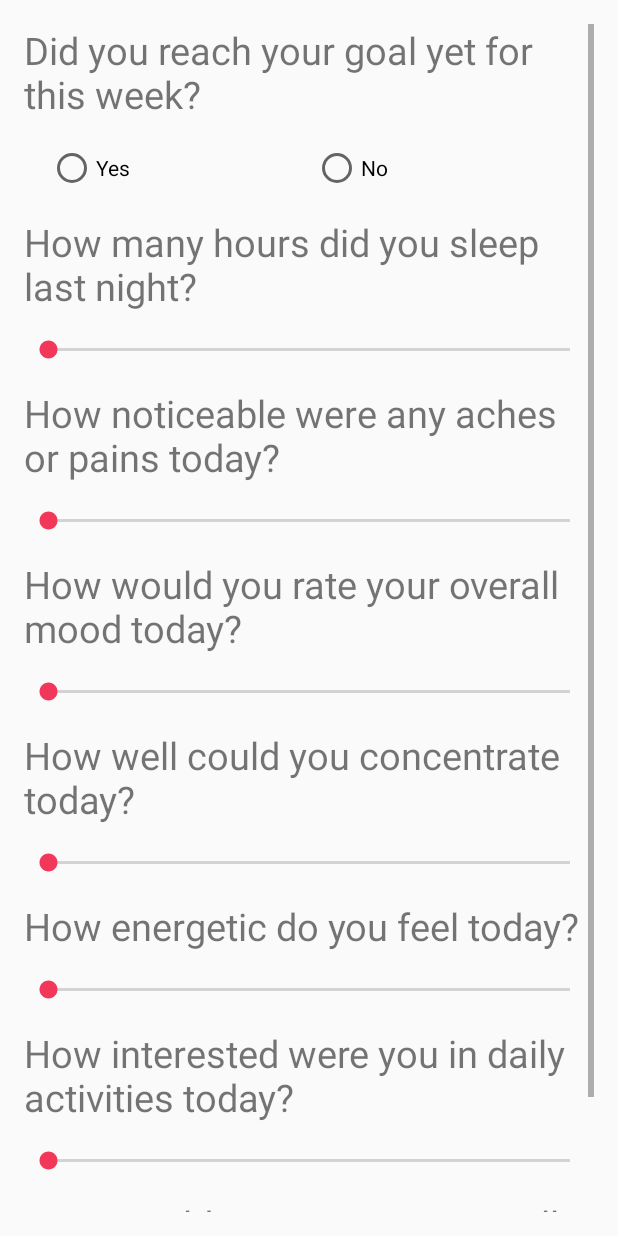
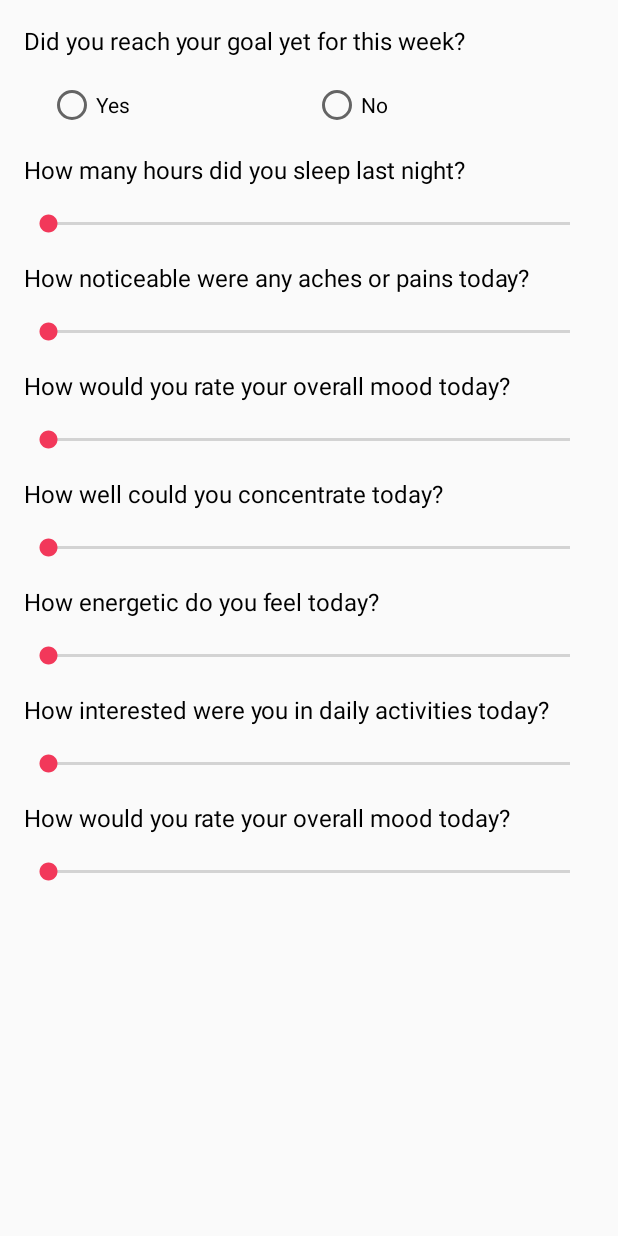
Before and after one commit to maheshgaya/TherapyApp, an Android app: the layout fragment_questions.xml on its own in the app's theme, with its tools: preview values and no code run, on a phone screen of 412 x 824 dp. Run offline under Robolectric (Android 15) with nearby library versions, the phone set to English and light mode, and no system bars.

Commit message:
Chore: updated text size for questions

```diff
--- a/MMELK/app/src/main/res/layout/fragment_questions.xml
+++ b/MMELK/app/src/main/res/layout/fragment_questions.xml
@@ -15,7 +15,8 @@
             android:layout_width="wrap_content"
             android:layout_height="wrap_content"
             android:text="@string/question_one"
-            android:textSize="25sp"
+            android:textSize="16sp"
+            android:textColor="@android:color/black"
             android:id="@+id/questionOneText" />
 
         <LinearLayout
@@ -52,7 +53,8 @@
             android:layout_width="match_parent"
             android:layout_height="wrap_content"
             android:text="@string/question_ten"
-            android:textSize="25sp" />
+            android:textColor="@android:color/black"
+            android:textSize="16sp" />
 
         <SeekBar
             android:id="@+id/answerTenSeekBar"
@@ -64,8 +66,9 @@
             android:id="@+id/questionThreeText"
             android:layout_width="match_parent"
             android:layout_height="wrap_content"
+            android:textColor="@android:color/black"
             android:text="@string/question_three"
-            android:textSize="25sp" />
+            android:textSize="16sp" />
 
         <SeekBar
             android:id="@+id/answerThreeSeekBar"
@@ -77,7 +80,8 @@
             android:layout_width="wrap_content"
             android:layout_height="wrap_content"
             android:text="@string/question_five"
-            android:textSize="25sp"
+            android:textColor="@android:color/black"
+            android:textSize="16sp"
             android:id="@+id/questionFiveText" />
 
         <SeekBar
@@ -90,7 +94,8 @@
             android:layout_width="wrap_content"
             android:layout_height="wrap_content"
             android:text="@string/question_seven"
-            android:textSize="25sp"
+            android:textColor="@android:color/black"
+            android:textSize="16sp"
             android:id="@+id/questionSevenText" />
 
         <SeekBar
@@ -103,7 +108,8 @@
             android:layout_width="wrap_content"
             android:layout_height="wrap_content"
             android:text="@string/question_eight"
-            android:textSize="25sp"
+            android:textColor="@android:color/black"
+            android:textSize="16sp"
             android:id="@+id/questionEightText" />
 
         <SeekBar
@@ -116,7 +122,8 @@
             android:layout_width="wrap_content"
             android:layout_height="wrap_content"
             android:text="@string/question_nine"
-            android:textSize="25sp"
+            android:textColor="@android:color/black"
+            android:textSize="16sp"
             android:id="@+id/questionNineText" />
 
         <SeekBar
@@ -129,7 +136,8 @@
             android:layout_width="wrap_content"
             android:layout_height="wrap_content"
             android:text="@string/question_two"
-            android:textSize="25sp"
+            android:textColor="@android:color/black"
+            android:textSize="16sp"
             android:id="@+id/questionTwoText" />
 
         <SeekBar
```
